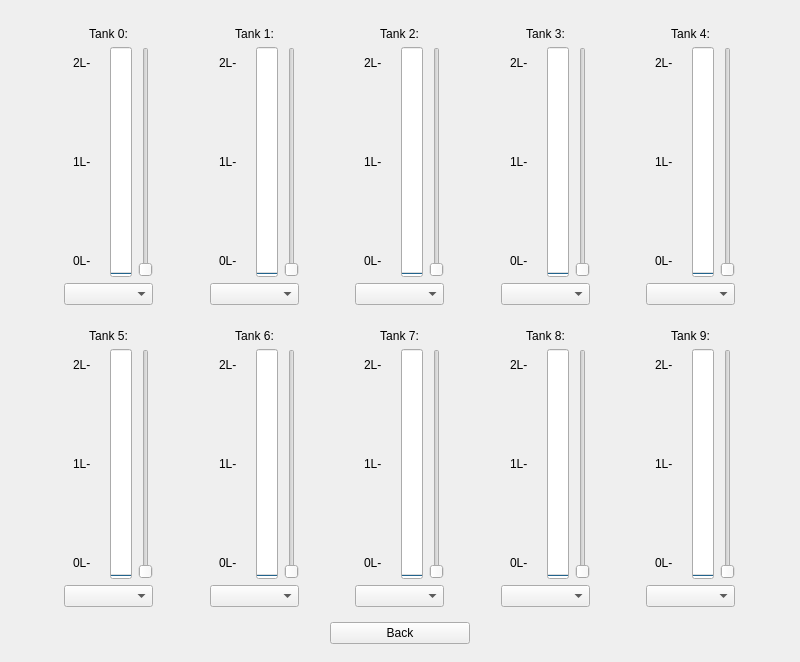
Qt form ui/mainwindow.ui (marso329/DrinkRobot) before a commit.
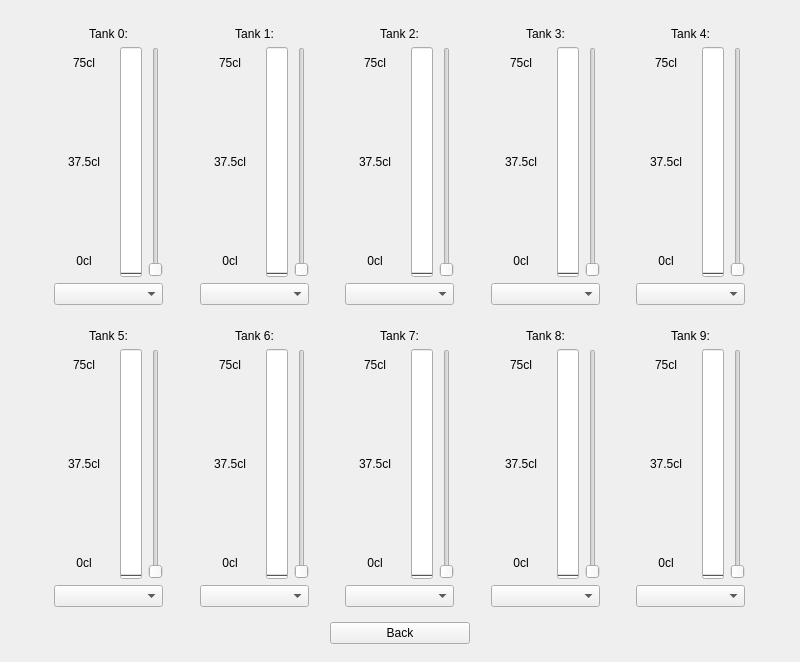
The same form after that commit. The open tabs and pages were chosen to show the change. Icons and pictures are not drawn. Custom widgets are drawn as their Qt base class.

Diff of the .ui file:
```diff
--- a/ui/mainwindow.ui
+++ b/ui/mainwindow.ui
@@ -749,13 +749,13 @@
                  <widget class="QFrame" name="frame_25">
                   <property name="minimumSize">
                    <size>
-                    <width>40</width>
+                    <width>60</width>
                     <height>0</height>
                    </size>
                   </property>
                   <property name="maximumSize">
                    <size>
-                    <width>40</width>
+                    <width>60</width>
                     <height>16777215</height>
                    </size>
                   </property>
@@ -778,7 +778,10 @@
                       </size>
                      </property>
                      <property name="text">
-                      <string>2L-</string>
+                      <string>75cl</string>
+                     </property>
+                     <property name="alignment">
+                      <set>Qt::AlignCenter</set>
                      </property>
                     </widget>
                    </item>
@@ -804,7 +807,10 @@
                       </size>
                      </property>
                      <property name="text">
-                      <string>1L-</string>
+                      <string>37.5cl</string>
+                     </property>
+                     <property name="alignment">
+                      <set>Qt::AlignCenter</set>
                      </property>
                     </widget>
                    </item>
@@ -830,7 +836,10 @@
                       </size>
                      </property>
                      <property name="text">
-                      <string>0L-</string>
+                      <string>0cl</string>
+                     </property>
+                     <property name="alignment">
+                      <set>Qt::AlignCenter</set>
                      </property>
                     </widget>
                    </item>
@@ -839,6 +848,9 @@
                 </item>
                 <item>
                  <widget class="QProgressBar" name="progressBar_8">
+                  <property name="maximum">
+                   <number>75</number>
+                  </property>
                   <property name="value">
                    <number>0</number>
                   </property>
@@ -859,7 +871,7 @@
                 <item>
                  <widget class="QSlider" name="setlevelindicator7">
                   <property name="maximum">
-                   <number>100</number>
+                   <number>75</number>
                   </property>
                   <property name="orientation">
                    <enum>Qt::Vertical</enum>
@@ -918,13 +930,13 @@
                  <widget class="QFrame" name="frame_13">
                   <property name="minimumSize">
                    <size>
-                    <width>40</width>
+                    <width>60</width>
                     <height>0</height>
                    </size>
                   </property>
                   <property name="maximumSize">
                    <size>
-                    <width>40</width>
+                    <width>60</width>
                     <height>16777215</height>
                    </size>
                   </property>
@@ -947,7 +959,10 @@
                       </size>
                      </property>
                      <property name="text">
-                      <string>2L-</string>
+                      <string>75cl</string>
+                     </property>
+                     <property name="alignment">
+                      <set>Qt::AlignCenter</set>
                      </property>
                     </widget>
                    </item>
@@ -973,7 +988,10 @@
                       </size>
                      </property>
                      <property name="text">
-                      <string>1L-</string>
+                      <string>37.5cl</string>
+                     </property>
+                     <property name="alignment">
+                      <set>Qt::AlignCenter</set>
                      </property>
                     </widget>
                    </item>
@@ -999,7 +1017,10 @@
                       </size>
                      </property>
                      <property name="text">
-                      <string>0L-</string>
+                      <string>0cl</string>
+                     </property>
+                     <property name="alignment">
+                      <set>Qt::AlignCenter</set>
                      </property>
                     </widget>
                    </item>
@@ -1008,6 +1029,9 @@
                 </item>
                 <item>
                  <widget class="QProgressBar" name="progressBar_2">
+                  <property name="maximum">
+                   <number>75</number>
+                  </property>
                   <property name="value">
                    <number>0</number>
                   </property>
@@ -1028,7 +1052,7 @@
                 <item>
                  <widget class="QSlider" name="setlevelindicator1">
                   <property name="maximum">
-                   <number>100</number>
+                   <number>75</number>
                   </property>
                   <property name="orientation">
                    <enum>Qt::Vertical</enum>
@@ -1061,13 +1085,13 @@
                  <widget class="QFrame" name="frame_15">
                   <property name="minimumSize">
                    <size>
-                    <width>40</width>
+                    <width>60</width>
                     <height>0</height>
                    </size>
                   </property>
                   <property name="maximumSize">
                    <size>
-                    <width>40</width>
+                    <width>60</width>
                     <height>16777215</height>
                    </size>
                   </property>
@@ -1090,7 +1114,10 @@
                       </size>
                      </property>
                      <property name="text">
-                      <string>2L-</string>
+                      <string>75cl</string>
+                     </property>
+                     <property name="alignment">
+                      <set>Qt::AlignCenter</set>
                      </property>
                     </widget>
                    </item>
@@ -1116,7 +1143,10 @@
                       </size>
                      </property>
                      <property name="text">
-                      <string>1L-</string>
+                      <string>37.5cl</string>
+                     </property>
+                     <property name="alignment">
+                      <set>Qt::AlignCenter</set>
                      </property>
                     </widget>
                    </item>
@@ -1142,7 +1172,10 @@
                       </size>
                      </property>
                      <property name="text">
-                      <string>0L-</string>
+                      <string>0cl</string>
+                     </property>
+                     <property name="alignment">
+                      <set>Qt::AlignCenter</set>
                      </property>
                     </widget>
                    </item>
@@ -1151,6 +1184,9 @@
                 </item>
                 <item>
                  <widget class="QProgressBar" name="progressBar_3">
+                  <property name="maximum">
+                   <number>75</number>
+                  </property>
                   <property name="value">
                    <number>0</number>
                   </property>
@@ -1171,7 +1207,7 @@
                 <item>
                  <widget class="QSlider" name="setlevelindicator2">
                   <property name="maximum">
-                   <number>100</number>
+                   <number>75</number>
                   </property>
                   <property name="orientation">
                    <enum>Qt::Vertical</enum>
@@ -1217,13 +1253,13 @@
                  <widget class="QFrame" name="frame_19">
                   <property name="minimumSize">
                    <size>
-                    <width>40</width>
+                    <width>60</width>
                     <height>0</height>
                    </size>
                   </property>
                   <property name="maximumSize">
                    <size>
-                    <width>40</width>
+                    <width>60</width>
                     <height>16777215</height>
                    </size>
                   </property>
@@ -1246,7 +1282,10 @@
                       </size>
                      </property>
                      <property name="text">
-                      <string>2L-</string>
+                      <string>75cl</string>
+                     </property>
+                     <property name="alignment">
+                      <set>Qt::AlignCenter</set>
                      </property>
                     </widget>
                    </item>
@@ -1272,7 +1311,10 @@
                       </size>
                      </property>
                      <property name="text">
-                      <string>1L-</string>
+                      <string>37.5cl</string>
+                     </property>
+                     <property name="alignment">
+                      <set>Qt::AlignCenter</set>
                      </property>
                     </widget>
                    </item>
@@ -1298,7 +1340,10 @@
                       </size>
                      </property>
                      <property name="text">
-                      <string>0L-</string>
+                      <string>0cl</string>
+                     </property>
+                     <property name="alignment">
+                      <set>Qt::AlignCenter</set>
                      </property>
                     </widget>
                    </item>
@@ -1307,6 +1352,9 @@
                 </item>
                 <item>
                  <widget class="QProgressBar" name="progressBar_5">
+                  <property name="maximum">
+                   <number>75</number>
+                  </property>
                   <property name="value">
                    <number>0</number>
                   </property>
@@ -1327,7 +1375,7 @@
                 <item>
                  <widget class="QSlider" name="setlevelindicator4">
                   <property name="maximum">
-                   <number>100</number>
+                   <number>75</number>
                   </property>
                   <property name="orientation">
                    <enum>Qt::Vertical</enum>
@@ -1373,13 +1421,13 @@
                  <widget class="QFrame" name="frame_23">
                   <property name="minimumSize">
                    <size>
-                    <width>40</width>
+                    <width>60</width>
                     <height>0</height>
                    </size>
                   </property>
                   <property name="maximumSize">
                    <size>
-                    <width>40</width>
+                    <width>60</width>
                     <height>16777215</height>
                    </size>
                   </property>
@@ -1402,7 +1450,10 @@
                       </size>
                      </property>
                      <property name="text">
-                      <string>2L-</string>
+                      <string>75cl</string>
+                     </property>
+                     <property name="alignment">
+                      <set>Qt::AlignCenter</set>
                      </property>
                     </widget>
                    </item>
@@ -1428,7 +1479,10 @@
                       </size>
                      </property>
                      <property name="text">
-                      <string>1L-</string>
+                      <string>37.5cl</string>
+                     </property>
+                     <property name="alignment">
+                      <set>Qt::AlignCenter</set>
                      </property>
                     </widget>
                    </item>
@@ -1454,7 +1508,10 @@
                       </size>
                      </property>
                      <property name="text">
-                      <string>0L-</string>
+                      <string>0cl</string>
+                     </property>
+                     <property name="alignment">
+                      <set>Qt::AlignCenter</set>
                      </property>
                     </widget>
                    </item>
@@ -1463,6 +1520,9 @@
                 </item>
                 <item>
                  <widget class="QProgressBar" name="progressBar_7">
+                  <property name="maximum">
+                   <number>75</number>
+                  </property>
                   <property name="value">
                    <number>0</number>
                   </property>
@@ -1483,7 +1543,7 @@
                 <item>
                  <widget class="QSlider" name="setlevelindicator6">
                   <property name="maximum">
-                   <number>100</number>
+                   <number>75</number>
                   </property>
                   <property name="orientation">
                    <enum>Qt::Vertical</enum>
@@ -1542,13 +1602,13 @@
                  <widget class="QFrame" name="frame_10">
                   <property name="minimumSize">
                    <size>
-                    <width>40</width>
+                    <width>60</width>
                     <height>0</height>
                    </size>
                   </property>
                   <property name="maximumSize">
                    <size>
-                    <width>40</width>
+                    <width>60</width>
                     <height>16777215</height>
                    </size>
                   </property>
@@ -1571,7 +1631,10 @@
                       </size>
                      </property>
                      <property name="text">
-                      <string>2L-</string>
+                      <string>75cl</string>
+                     </property>
+                     <property name="alignment">
+                      <set>Qt::AlignCenter</set>
                      </property>
                     </widget>
                    </item>
@@ -1597,7 +1660,10 @@
                       </size>
                      </property>
                      <property name="text">
-                      <string>1L-</string>
+                      <string>37.5cl</string>
+                     </property>
+                     <property name="alignment">
+                      <set>Qt::AlignCenter</set>
                      </property>
                     </widget>
                    </item>
@@ -1623,7 +1689,10 @@
                       </size>
                      </property>
                      <property name="text">
-                      <string>0L-</string>
+                      <string>0cl</string>
+                     </property>
+                     <property name="alignment">
+                      <set>Qt::AlignCenter</set>
                      </property>
                     </widget>
                    </item>
@@ -1635,6 +1704,9 @@
                   <property name="minimum">
                    <number>0</number>
                   </property>
+                  <property name="maximum">
+                   <number>75</number>
+                  </property>
                   <property name="value">
                    <number>0</number>
                   </property>
@@ -1655,7 +1727,7 @@
                 <item>
                  <widget class="QSlider" name="setlevelindicator0">
                   <property name="maximum">
-                   <number>100</number>
+                   <number>75</number>
                   </property>
                   <property name="orientation">
                    <enum>Qt::Vertical</enum>
@@ -1688,13 +1760,13 @@
                  <widget class="QFrame" name="frame_29">
                   <property name="minimumSize">
                    <size>
-                    <width>40</width>
+                    <width>60</width>
                     <height>0</height>
                    </size>
                   </property>
                   <property name="maximumSize">
                    <size>
-                    <width>40</width>
+                    <width>60</width>
                     <height>16777215</height>
                    </size>
                   </property>
@@ -1717,7 +1789,10 @@
                       </size>
                      </property>
                      <property name="text">
-                      <string>2L-</string>
+                      <string>75cl</string>
+                     </property>
+                     <property name="alignment">
+                      <set>Qt::AlignCenter</set>
                      </property>
                     </widget>
                    </item>
@@ -1743,7 +1818,10 @@
                       </size>
                      </property>
                      <property name="text">
-                      <string>1L-</string>
+                      <string>37.5cl</string>
+                     </property>
+                     <property name="alignment">
+                      <set>Qt::AlignCenter</set>
                      </property>
                     </widget>
                    </item>
@@ -1769,7 +1847,10 @@
                       </size>
                      </property>
                      <property name="text">
-                      <string>0L-</string>
+                      <string>0cl</string>
+                     </property>
+                     <property name="alignment">
+                      <set>Qt::AlignCenter</set>
                      </property>
                     </widget>
                    </item>
@@ -1778,6 +1859,9 @@
                 </item>
                 <item>
                  <widget class="QProgressBar" name="progressBar_10">
+                  <property name="maximum">
+                   <number>75</number>
+                  </property>
                   <property name="value">
                    <number>0</number>
                   </property>
@@ -1798,7 +1882,7 @@
                 <item>
                  <widget class="QSlider" name="setlevelindicator9">
                   <property name="maximum">
-                   <number>100</number>
+                   <number>75</number>
                   </property>
                   <property name="orientation">
                    <enum>Qt::Vertical</enum>
@@ -1844,13 +1928,13 @@
                  <widget class="QFrame" name="frame_17">
                   <property name="minimumSize">
                    <size>
-                    <width>40</width>
+                    <width>60</width>
                     <height>0</height>
                    </size>
                   </property>
                   <property name="maximumSize">
                    <size>
-                    <width>40</width>
+                    <width>60</width>
                     <height>16777215</height>
                    </size>
                   </property>
@@ -1873,7 +1957,10 @@
                       </size>
                      </property>
                      <property name="text">
-                      <string>2L-</string>
+                      <string>75cl</string>
+                     </property>
+                     <property name="alignment">
+                      <set>Qt::AlignCenter</set>
                      </property>
                     </widget>
                    </item>
@@ -1899,7 +1986,10 @@
                       </size>
                      </property>
                      <property name="text">
-                      <string>1L-</string>
+                      <string>37.5cl</string>
+                     </property>
+                     <property name="alignment">
+                      <set>Qt::AlignCenter</set>
                      </property>
                     </widget>
                    </item>
@@ -1925,7 +2015,10 @@
                       </size>
                      </property>
                      <property name="text">
-                      <string>0L-</string>
+                      <string>0cl</string>
+                     </property>
+                     <property name="alignment">
+                      <set>Qt::AlignCenter</set>
                      </property>
                     </widget>
                    </item>
@@ -1934,6 +2027,9 @@
                 </item>
                 <item>
                  <widget class="QProgressBar" name="progressBar_4">
+                  <property name="maximum">
+                   <number>75</number>
+                  </property>
                   <property name="value">
                    <number>0</number>
                   </property>
@@ -1954,7 +2050,7 @@
                 <item>
                  <widget class="QSlider" name="setlevelindicator3">
                   <property name="maximum">
-                   <number>100</number>
+                   <number>75</number>
                   </property>
                   <property name="orientation">
                    <enum>Qt::Vertical</enum>
@@ -2000,13 +2096,13 @@
                  <widget class="QFrame" name="frame_27">
                   <property name="minimumSize">
                    <size>
-                    <width>40</width>
+                    <width>60</width>
                     <height>0</height>
                    </size>
                   </property>
                   <property name="maximumSize">
                    <size>
-                    <width>40</width>
+                    <width>60</width>
                     <height>16777215</height>
                    </size>
                   </property>
@@ -2029,7 +2125,10 @@
                       </size>
                      </property>
                      <property name="text">
-                      <string>2L-</string>
+                      <string>75cl</string>
+                     </property>
+                     <property name="alignment">
+                      <set>Qt::AlignCenter</set>
                      </property>
                     </widget>
                    </item>
@@ -2055,7 +2154,10 @@
                       </size>
                      </property>
                      <property name="text">
-                      <string>1L-</string>
+                      <string>37.5cl</string>
+                     </property>
+                     <property name="alignment">
+                      <set>Qt::AlignCenter</set>
                      </property>
                     </widget>
                    </item>
@@ -2081,7 +2183,10 @@
                       </size>
                      </property>
                      <property name="text">
-                      <string>0L-</string>
+                      <string>0cl</string>
+                     </property>
+                     <property name="alignment">
+                      <set>Qt::AlignCenter</set>
                      </property>
                     </widget>
                    </item>
@@ -2090,6 +2195,9 @@
                 </item>
                 <item>
                  <widget class="QProgressBar" name="progressBar_9">
+                  <property name="maximum">
+                   <number>75</number>
+                  </property>
                   <property name="value">
                    <number>0</number>
                   </property>
@@ -2110,7 +2218,7 @@
                 <item>
                  <widget class="QSlider" name="setlevelindicator8">
                   <property name="maximum">
-                   <number>100</number>
+                   <number>75</number>
                   </property>
                   <property name="orientation">
                    <enum>Qt::Vertical</enum>
@@ -2156,13 +2264,13 @@
                  <widget class="QFrame" name="frame_21">
                   <property name="minimumSize">
                    <size>
-                    <width>40</width>
+                    <width>60</width>
                     <height>0</height>
                    </size>
                   </property>
                   <property name="maximumSize">
                    <size>
-                    <width>40</width>
+                    <width>60</width>
                     <height>16777215</height>
                    </size>
                   </property>
@@ -2185,7 +2293,10 @@
                       </size>
                      </property>
                      <property name="text">
-                      <string>2L-</string>
+                      <string>75cl</string>
+                     </property>
+                     <property name="alignment">
+                      <set>Qt::AlignCenter</set>
                      </property>
                     </widget>
                    </item>
@@ -2211,7 +2322,10 @@
                       </size>
                      </property>
                      <property name="text">
-                      <string>1L-</string>
+                      <string>37.5cl</string>
+                     </property>
+                     <property name="alignment">
+                      <set>Qt::AlignCenter</set>
                      </property>
                     </widget>
                    </item>
@@ -2237,7 +2351,10 @@
                       </size>
                      </property>
                      <property name="text">
-                      <string>0L-</string>
+                      <string>0cl</string>
+                     </property>
+                     <property name="alignment">
+                      <set>Qt::AlignCenter</set>
                      </property>
                     </widget>
                    </item>
@@ -2246,6 +2363,9 @@
                 </item>
                 <item>
                  <widget class="QProgressBar" name="progressBar_6">
+                  <property name="maximum">
+                   <number>75</number>
+                  </property>
                   <property name="value">
                    <number>0</number>
                   </property>
@@ -2266,7 +2386,7 @@
                 <item>
                  <widget class="QSlider" name="setlevelindicator5">
                   <property name="maximum">
-                   <number>100</number>
+                   <number>75</number>
                   </property>
                   <property name="orientation">
                    <enum>Qt::Vertical</enum>
```
Left out of the diff: 164 changed lines with no effect on the pictures.
